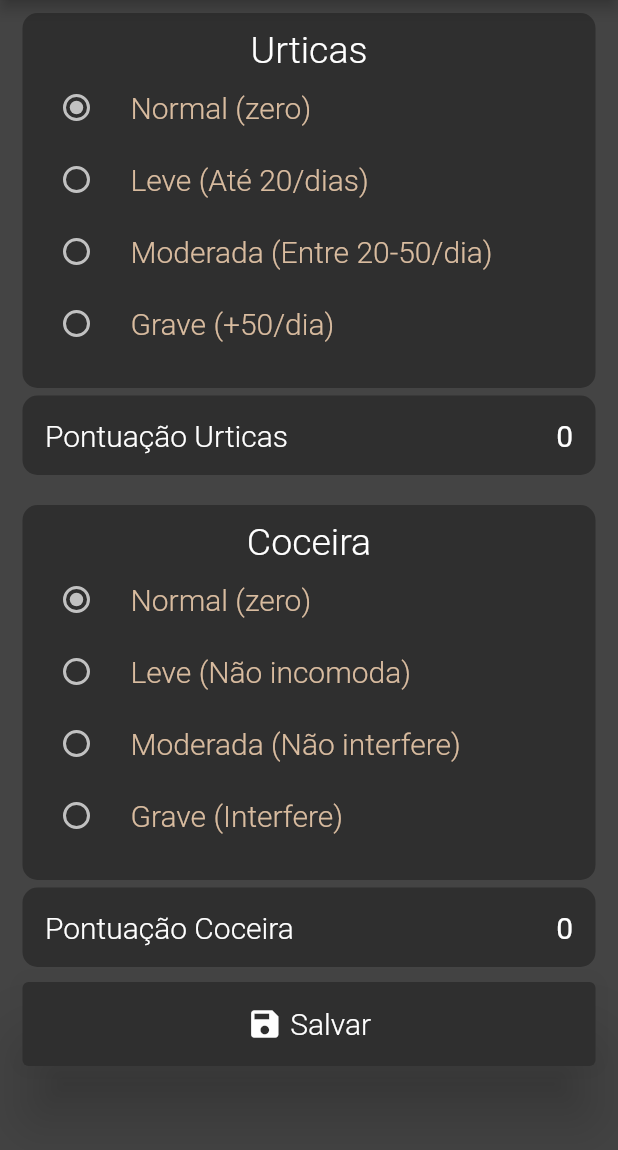
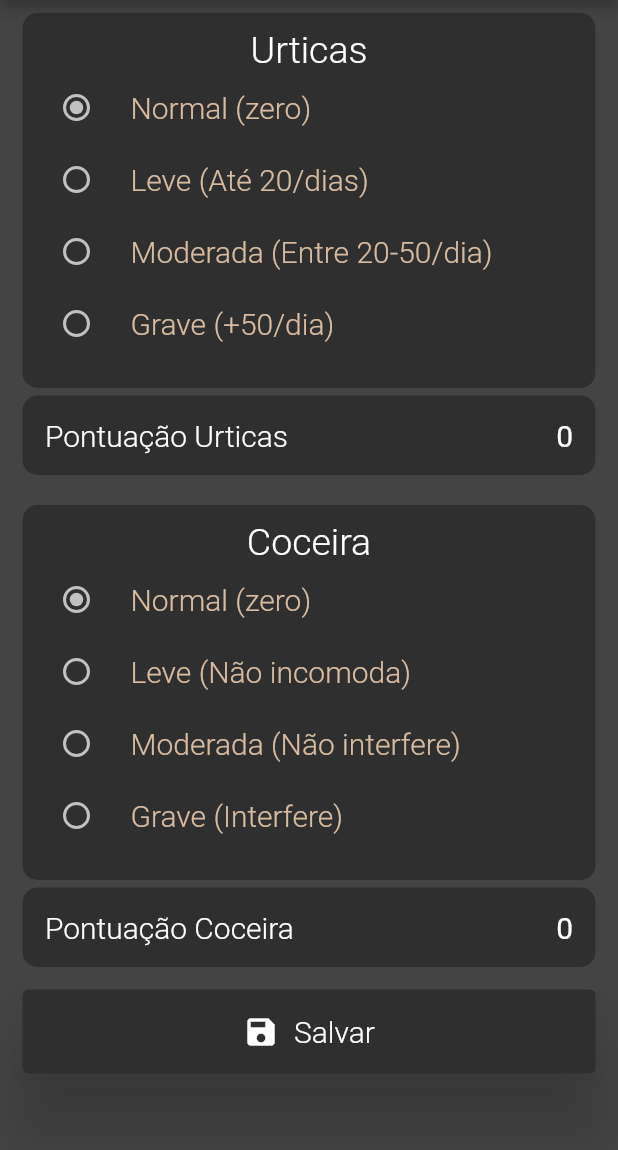
Before and after one commit to etchichury/uas7-form, a Flutter app: the FormScreen screen opened directly, on a phone screen of 412 x 824 dp, the part 86-1236 px from its top. Run offline on Flutter 3.47's test engine with Material 2 defaults, Android fonts, the phone set to English and light mode, and no system bars.

Commit message:
Fix SaveButton style
Added a bottom padding so the button doesn't stay close to the bottom of the string
Increase Icon and Text distance between each other

```diff
--- a/uas7/lib/components/save_button.dart
+++ b/uas7/lib/components/save_button.dart
@@ -11,26 +11,21 @@ class SaveButton extends StatelessWidget {
           title: Row(
             children: [
               Icon(Icons.save),
-            SizedBox(width: 5),
-            Text(
-              'Salvar',
+              SizedBox(width: 10),
+              Text('Salvar',
                   style: TextStyle(
                       color: primaryWhiteColor,
                       fontWeight: FontWeight.w300,
-                fontSize: 20
-              )
-            )
+                      fontSize: 20))
             ],
             mainAxisAlignment: MainAxisAlignment.center,
           ),
           onTap: () {
             // save to Hive
           },
-        contentPadding: EdgeInsets.only(left: 10, right: 10),
         ),
         color: primaryColor,
-        margin: EdgeInsets.only(left: 15, right: 15),
-        elevation: 20
-      );
+        margin: EdgeInsets.only(left: 15, right: 15, top: 5, bottom: 10),
+        elevation: 20);
   }
 }
```
Lines whose indentation alone changed are shown as unchanged.
